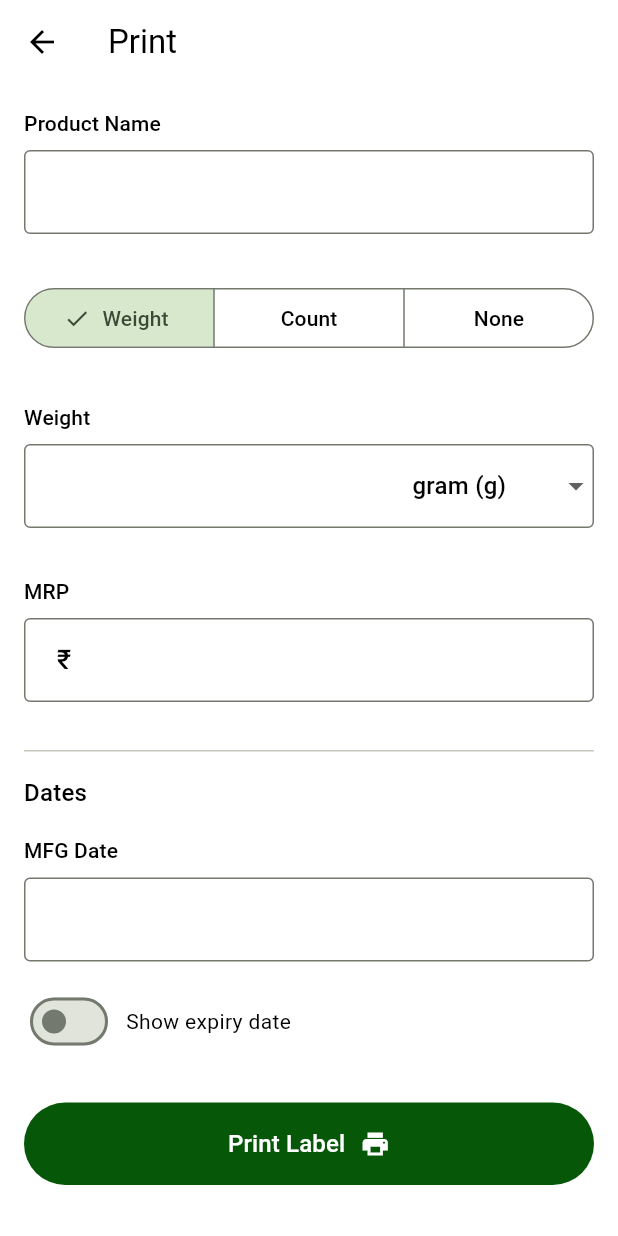
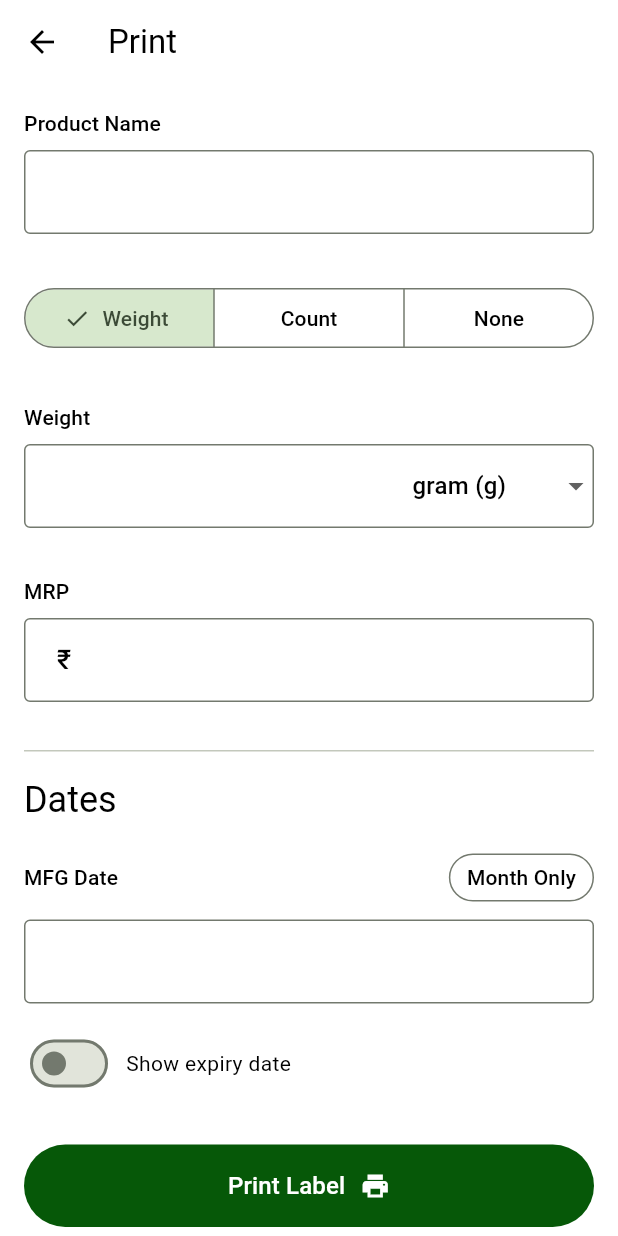
Before and after one commit to sarangnx/label_printer, a Flutter app: the screen it shows after launch, after a tap on an icon or button, on a phone screen of 412 x 824 dp. Run offline on Flutter 3.47's test engine with Material 3 defaults, Android fonts, the phone set to English and light mode, and no system bars; our stand-ins replace flex_color_scheme.

Commit message:
feat: added month only button

```diff
--- a/lib/pages/print_form.dart
+++ b/lib/pages/print_form.dart
@@ -48,6 +48,7 @@ class PrinterForm extends State<_PrintForm> {
   DateTime? _mfgDateTime = DateTime.now();
   DateTime? _expiryDateTime = DateTime.now().add(Duration(days: 45));
   bool _showExpiryDate = false;
+  bool _showMonthOnly = false;
 
   final TextEditingController _productName = TextEditingController();
   final TextEditingController _quantity = TextEditingController();
@@ -72,7 +73,7 @@ class PrinterForm extends State<_PrintForm> {
     if (picked != null) {
       setState(() {
         _mfgDateTime = picked;
-        _mfgDate.value = TextEditingValue(text: DateFormat('d MMMM y').format(picked));
+        _mfgDate.value = TextEditingValue(text: DateFormat(_showMonthOnly ? 'MMMM y' : 'd MMMM y').format(picked));
       });
     }
   }
@@ -241,7 +242,7 @@ class PrinterForm extends State<_PrintForm> {
               child: Row(
                 mainAxisAlignment: MainAxisAlignment.start,
                 spacing: 8,
-                children: [Text('Dates', style: Theme.of(context).textTheme.titleMedium)],
+                children: [Text('Dates', style: Theme.of(context).textTheme.headlineSmall)],
               ),
             ),
 
@@ -251,7 +252,43 @@ class PrinterForm extends State<_PrintForm> {
                 crossAxisAlignment: CrossAxisAlignment.start,
                 spacing: 8,
                 children: [
-                  Text('MFG Date', style: Theme.of(context).textTheme.labelLarge),
+                  Row(
+                    mainAxisAlignment: MainAxisAlignment.spaceBetween,
+                    spacing: 8,
+                    children: [
+                      Text('MFG Date', style: Theme.of(context).textTheme.labelLarge),
+                      SegmentedButton<bool>(
+                        multiSelectionEnabled: false,
+                        emptySelectionAllowed: true,
+                        style: SegmentedButton.styleFrom(visualDensity: VisualDensity.compact),
+                        segments: const [ButtonSegment(value: true, label: Text('Month Only'))],
+                        selected: {_showMonthOnly},
+                        onSelectionChanged: (Set<bool> newSelection) {
+                          setState(() {
+                            if (newSelection.isEmpty) {
+                              _showMonthOnly = false;
+
+                              if (_mfgDateTime != null && _mfgDate.text.isNotEmpty) {
+                                setState(() {
+                                  _mfgDate.value = TextEditingValue(
+                                    text: DateFormat('dd MMMM y').format(_mfgDateTime!),
+                                  );
+                                });
+                              }
+                            } else {
+                              _showMonthOnly = newSelection.first;
+
+                              if (_mfgDateTime != null && _mfgDate.text.isNotEmpty) {
+                                setState(() {
+                                  _mfgDate.value = TextEditingValue(text: DateFormat('MMMM y').format(_mfgDateTime!));
+                                });
+                              }
+                            }
+                          });
+                        },
+                      ),
+                    ],
+                  ),
                   Row(
                     children: [
                       Expanded(
```
